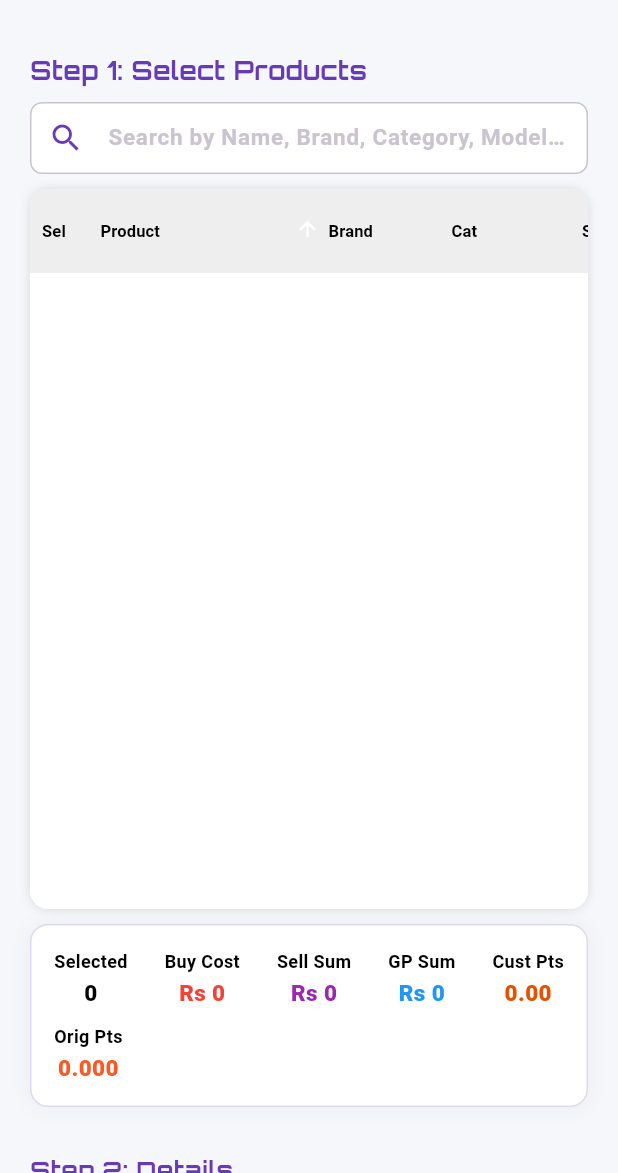
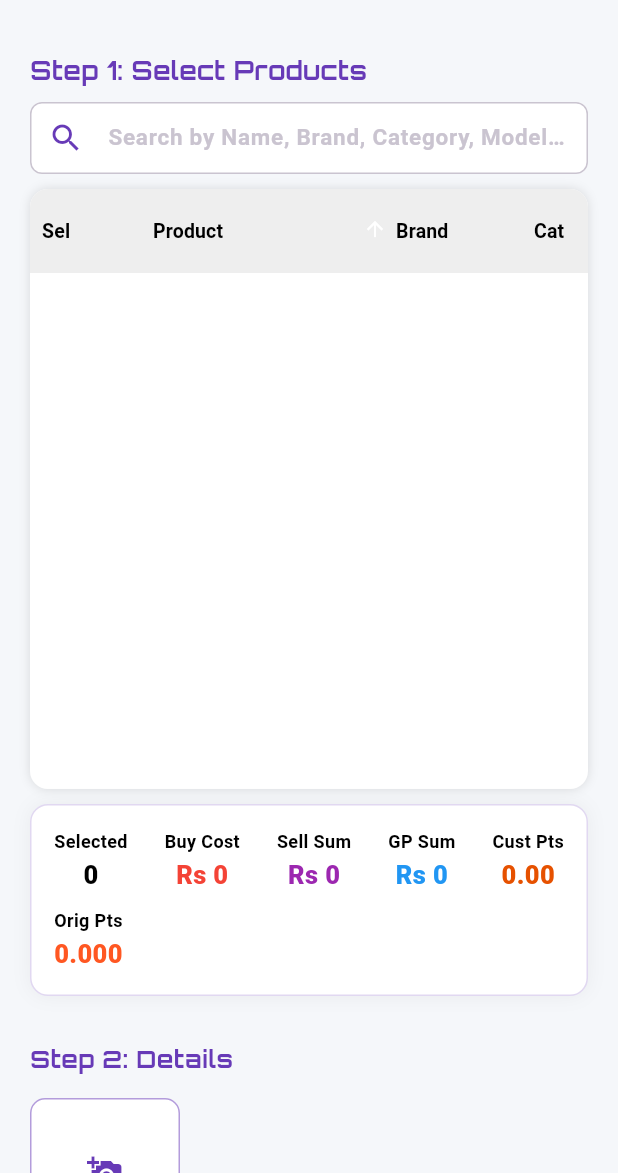
Before and after one commit to BlackA07/marvellous_admin, a Flutter app: the AddPackageScreen screen opened directly, after a tap on "Product", on a phone screen of 412 x 824 dp, the part 63-1236 px from its top. Run offline on Flutter 3.47's test engine with Material 3 defaults, Android fonts, the phone set to English and light mode, and no system bars; our stand-ins replace badges, cloud_firestore, country_code_picker, firebase_auth, firebase_core, fl_chart and 6 more; accounts and stored records are empty; Roboto replaces fonts that are missing (Comic Neue).

Commit message:
some color changes

```diff
--- a/lib/features/packages/presentation/screens/package_details_form.dart
+++ b/lib/features/packages/presentation/screens/package_details_form.dart
@@ -46,6 +46,12 @@ class PackageDetailsForm extends StatelessWidget {
 
   @override
   Widget build(BuildContext context) {
+    // Common text style for all inputs
+    const TextStyle inputTextStyle = TextStyle(
+      color: Colors.black,
+      fontWeight: FontWeight.w500,
+    );
+
     return Column(
       crossAxisAlignment: CrossAxisAlignment.start,
       children: [
@@ -65,6 +71,7 @@ class PackageDetailsForm extends StatelessWidget {
             Expanded(
               child: TextFormField(
                 controller: nameCtrl,
+                style: inputTextStyle, // Text color black
                 decoration: _deco("Package Name"),
                 validator: (v) => v!.isEmpty ? "Required" : null,
               ),
@@ -72,9 +79,10 @@ class PackageDetailsForm extends StatelessWidget {
             IconButton(
               icon: const Icon(Icons.auto_fix_high, color: Colors.deepPurple),
               onPressed: () {
-                if (selectedProducts.isNotEmpty)
+                if (selectedProducts.isNotEmpty) {
                   nameCtrl.text =
                       "Combo: ${selectedProducts.map((p) => p.name).join(" + ")}";
+                }
               },
             ),
           ],
@@ -82,6 +90,7 @@ class PackageDetailsForm extends StatelessWidget {
         const SizedBox(height: 15),
         TextFormField(
           controller: descCtrl,
+          style: inputTextStyle, // Text color black
           maxLines: 3,
           decoration: _deco("Description"),
         ),
@@ -92,11 +101,13 @@ class PackageDetailsForm extends StatelessWidget {
               child: Obx(
                 () => DropdownButtonFormField<String>(
                   value: selectedVendorId,
+                  style: inputTextStyle, // Selected item text color black
+                  dropdownColor: Colors.white,
                   items: vendorController.vendors
                       .map(
                         (v) => DropdownMenuItem(
                           value: v.id,
-                          child: Text(v.storeName),
+                          child: Text(v.storeName, style: inputTextStyle),
                         ),
                       )
                       .toList(),
@@ -109,6 +120,8 @@ class PackageDetailsForm extends StatelessWidget {
             Expanded(
               child: DropdownButtonFormField<String>(
                 value: selectedLocation,
+                style: inputTextStyle, // Selected item text color black
+                dropdownColor: Colors.white,
                 items:
                     [
                           "Karachi Only",
@@ -116,7 +129,12 @@ class PackageDetailsForm extends StatelessWidget {
                           "Worldwide",
                           "Store Pickup Only",
                         ]
-                        .map((l) => DropdownMenuItem(value: l, child: Text(l)))
+                        .map(
+                          (l) => DropdownMenuItem(
+                            value: l,
+                            child: Text(l, style: inputTextStyle),
+                          ),
+                        )
                         .toList(),
                 onChanged: onLocationChanged,
                 decoration: _deco("Location"),
@@ -187,8 +205,20 @@ class PackageDetailsForm extends StatelessWidget {
 
   InputDecoration _deco(String l) => InputDecoration(
     labelText: l,
+    labelStyle: const TextStyle(color: Colors.black54), // Label color
     filled: true,
     fillColor: Colors.white,
-    border: OutlineInputBorder(borderRadius: BorderRadius.circular(10)),
+    border: OutlineInputBorder(
+      borderRadius: BorderRadius.circular(10),
+      borderSide: const BorderSide(color: Colors.grey),
+    ),
+    enabledBorder: OutlineInputBorder(
+      borderRadius: BorderRadius.circular(10),
+      borderSide: BorderSide(color: Colors.grey.shade300),
+    ),
+    focusedBorder: OutlineInputBorder(
+      borderRadius: BorderRadius.circular(10),
+      borderSide: const BorderSide(color: Colors.deepPurple, width: 2),
+    ),
   );
 }
--- a/lib/features/packages/presentation/screens/package_pricing_section.dart
+++ b/lib/features/packages/presentation/screens/package_pricing_section.dart
@@ -25,6 +25,12 @@ class PackagePricingSection extends StatelessWidget {
 
   @override
   Widget build(BuildContext context) {
+    // Common style for black text in inputs
+    const TextStyle inputStyle = TextStyle(
+      color: Colors.black,
+      fontWeight: FontWeight.w500,
+    );
+
     return Column(
       crossAxisAlignment: CrossAxisAlignment.start,
       children: [
@@ -44,6 +50,7 @@ class PackagePricingSection extends StatelessWidget {
             Expanded(
               child: TextFormField(
                 controller: originalPriceCtrl,
+                style: inputStyle, // Black text
                 keyboardType: TextInputType.number,
                 decoration: _deco("Fake Price"),
               ),
@@ -52,6 +59,7 @@ class PackagePricingSection extends StatelessWidget {
             Expanded(
               child: TextFormField(
                 controller: salePriceCtrl,
+                style: inputStyle, // Black text
                 keyboardType: TextInputType.number,
                 decoration: _deco("Bundle Sale Price"),
                 validator: (v) => v!.isEmpty ? "Required" : null,
@@ -62,6 +70,7 @@ class PackagePricingSection extends StatelessWidget {
         const SizedBox(height: 15),
         TextFormField(
           controller: stockCtrl,
+          style: inputStyle, // Black text
           keyboardType: TextInputType.number,
           decoration: _deco("Stock Qty"),
         ),
@@ -137,7 +146,15 @@ class PackagePricingSection extends StatelessWidget {
   Widget _priceRow(String l, String v, Color c, [bool b = false]) => Row(
     mainAxisAlignment: MainAxisAlignment.spaceBetween,
     children: [
-      Text(l, style: const TextStyle(fontSize: 13, color: Colors.black54)),
+      // Label color changed to black87 for better visibility
+      Text(
+        l,
+        style: const TextStyle(
+          fontSize: 13,
+          color: Colors.black87,
+          fontWeight: FontWeight.w500,
+        ),
+      ),
       Text(
         v,
         style: TextStyle(
@@ -151,8 +168,13 @@ class PackagePricingSection extends StatelessWidget {
 
   InputDecoration _deco(String l) => InputDecoration(
     labelText: l,
+    labelStyle: const TextStyle(color: Colors.black54), // Label color blackish
     filled: true,
     fillColor: Colors.white,
     border: OutlineInputBorder(borderRadius: BorderRadius.circular(10)),
+    enabledBorder: OutlineInputBorder(
+      borderRadius: BorderRadius.circular(10),
+      borderSide: BorderSide(color: Colors.grey.shade400),
+    ),
   );
 }
--- a/lib/features/packages/presentation/screens/package_product_table.dart
+++ b/lib/features/packages/presentation/screens/package_product_table.dart
@@ -153,7 +153,7 @@ class _PackageProductTableState extends State<PackageProductTable> {
           all = _getSortedProducts(all);
 
           return Container(
-            height: 480,
+            height: 400,
             decoration: BoxDecoration(
               color: Colors.white,
               borderRadius: BorderRadius.circular(12),
@@ -184,48 +184,48 @@ class _PackageProductTableState extends State<PackageProductTable> {
                         columns: [
                           DataColumn(
                             label: SizedBox(
-                              width: 35,
+                              width: 70,
                               child: _headerText("Sel"),
                             ),
                           ),
                           DataColumn(
                             label: SizedBox(
-                              width: 130,
+                              width: 140,
                               child: _headerText("Product"),
                             ),
                             onSort: _sortProducts,
                           ),
                           DataColumn(
                             label: SizedBox(
-                              width: 60,
+                              width: 70,
                               child: _headerText("Brand"),
                             ),
                             onSort: _sortProducts,
                           ),
                           DataColumn(
                             label: SizedBox(
-                              width: 65,
+                              width: 70,
                               child: _headerText("Cat"),
                             ),
                             onSort: _sortProducts,
                           ),
                           DataColumn(
                             label: SizedBox(
-                              width: 65,
+                              width: 70,
                               child: _headerText("Sub"),
                             ),
                             onSort: _sortProducts,
                           ),
                           DataColumn(
                             label: SizedBox(
-                              width: 60,
+                              width: 70,
                               child: _headerText("Loc"),
                             ),
                             onSort: _sortProducts,
                           ),
                           DataColumn(
                             label: SizedBox(
-                              width: 55,
+                              width: 70,
                               child: _headerText("Buy"),
                             ),
                             numeric: true,
@@ -233,7 +233,7 @@ class _PackageProductTableState extends State<PackageProductTable> {
                           ),
                           DataColumn(
                             label: SizedBox(
-                              width: 55,
+                              width: 70,
                               child: _headerText("Sell"),
                             ),
                             numeric: true,
@@ -241,7 +241,7 @@ class _PackageProductTableState extends State<PackageProductTable> {
                           ),
                           DataColumn(
                             label: SizedBox(
-                              width: 50,
+                              width: 70,
                               child: _headerText("GP"),
                             ),
                             numeric: true,
@@ -249,7 +249,7 @@ class _PackageProductTableState extends State<PackageProductTable> {
                           ),
                           DataColumn(
                             label: SizedBox(
-                              width: 50,
+                              width: 70,
                               child: _headerText("Cust"),
                             ),
                             numeric: true,
@@ -257,7 +257,7 @@ class _PackageProductTableState extends State<PackageProductTable> {
                           ),
                           DataColumn(
                             label: SizedBox(
-                              width: 50,
+                              width: 70,
                               child: _headerText("Orig"),
                             ),
                             numeric: true,
@@ -352,13 +352,13 @@ class _PackageProductTableState extends State<PackageProductTable> {
                               ),
                               DataCell(
                                 SizedBox(
-                                  width: 60,
+                                  width: 70,
                                   child: _cellText(product.brand, maxLines: 2),
                                 ),
                               ),
                               DataCell(
                                 SizedBox(
-                                  width: 65,
+                                  width: 70,
                                   child: _cellText(
                                     product.category,
                                     maxLines: 2,
@@ -367,7 +367,7 @@ class _PackageProductTableState extends State<PackageProductTable> {
                               ),
                               DataCell(
                                 SizedBox(
-                                  width: 65,
+                                  width: 70,
                                   child: _cellText(
                                     product.subCategory,
                                     maxLines: 2,
@@ -376,7 +376,7 @@ class _PackageProductTableState extends State<PackageProductTable> {
                               ),
                               DataCell(
                                 SizedBox(
-                                  width: 60,
+                                  width: 70,
                                   child: _cellText(
                                     product.deliveryLocation,
                                     maxLines: 2,
@@ -385,7 +385,7 @@ class _PackageProductTableState extends State<PackageProductTable> {
                               ),
                               DataCell(
                                 SizedBox(
-                                  width: 55,
+                                  width: 70,
                                   child: _cellText(
                                     "${product.purchasePrice.toInt()}",
                                     color: Colors.red,
@@ -394,7 +394,7 @@ class _PackageProductTableState extends State<PackageProductTable> {
                               ),
                               DataCell(
                                 SizedBox(
-                                  width: 55,
+                                  width: 70,
                                   child: _cellText(
                                     "${product.salePrice.toInt()}",
                                     color: Colors.purple,
@@ -403,7 +403,7 @@ class _PackageProductTableState extends State<PackageProductTable> {
                               ),
                               DataCell(
                                 SizedBox(
-                                  width: 50,
+                                  width: 70,
                                   child: _cellText(
                                     "${(product.salePrice - product.purchasePrice).toInt()}",
                                     color: Colors.blue,
@@ -412,7 +412,7 @@ class _PackageProductTableState extends State<PackageProductTable> {
                               ),
                               DataCell(
                                 SizedBox(
-                                  width: 50,
+                                  width: 70,
                                   child: _cellText(
                                     custPtsDisplay,
                                     color: Colors.orange.shade900,
@@ -421,7 +421,7 @@ class _PackageProductTableState extends State<PackageProductTable> {
                               ),
                               DataCell(
                                 SizedBox(
-                                  width: 50,
+                                  width: 70,
                                   child: _cellText(
                                     origPts.toStringAsFixed(2),
                                     color: Colors.deepOrange,
@@ -497,7 +497,7 @@ class _PackageProductTableState extends State<PackageProductTable> {
     style: GoogleFonts.comicNeue(
       color: Colors.black,
       fontWeight: FontWeight.bold,
-      fontSize: 11,
+      fontSize: 13,
     ),
     overflow: TextOverflow.ellipsis,
   );
@@ -511,7 +511,7 @@ class _PackageProductTableState extends State<PackageProductTable> {
     style: GoogleFonts.comicNeue(
       color: color,
       fontWeight: FontWeight.bold,
-      fontSize: 10,
+      fontSize: 13,
     ),
     maxLines: maxLines,
     overflow: TextOverflow.ellipsis,
@@ -532,7 +532,7 @@ class _PackageProductTableState extends State<PackageProductTable> {
       Text(
         value,
         style: TextStyle(
-          fontSize: 15,
+          fontSize: 17,
           fontWeight: FontWeight.w900,
           color: color,
         ),
```
